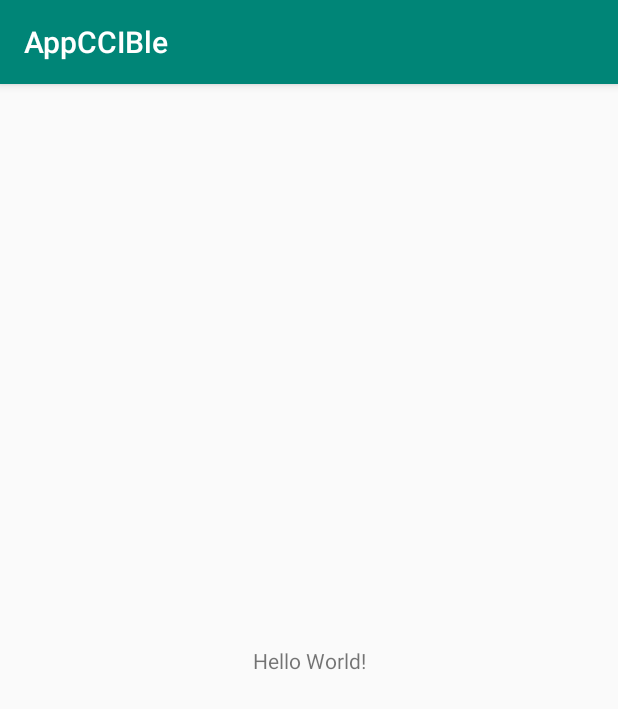
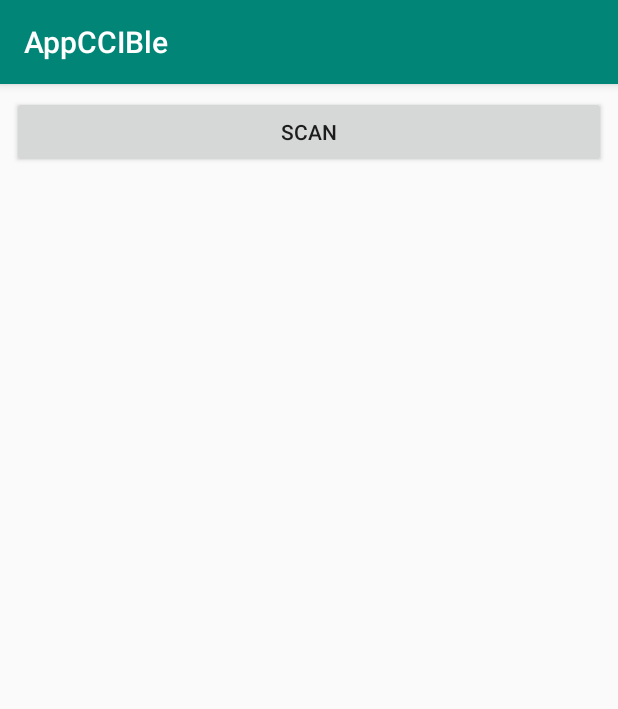
Before and after one commit to V1ck3s/AppCCIBle, an Android app: the screen it shows after launch (MainActivity), on a phone screen of 412 x 824 dp. Shown: the top 709 px of the screen. Run offline under Robolectric (Android 15) with nearby library versions, the phone set to English and light mode, and no system bars.

Commit message:
[feat] Base of application

```diff
--- a/app/build.gradle
+++ b/app/build.gradle
@@ -25,4 +25,5 @@ dependencies {
     testImplementation 'junit:junit:4.12'
     androidTestImplementation 'com.android.support.test:runner:1.0.2'
     androidTestImplementation 'com.android.support.test.espresso:espresso-core:3.0.2'
+    implementation 'com.android.support:recyclerview-v7:28.0.0'
 }
--- a/app/src/main/java/com/victor/appccible/MainActivity.java
+++ b/app/src/main/java/com/victor/appccible/MainActivity.java
@@ -2,12 +2,45 @@ package com.victor.appccible;
 
 import android.support.v7.app.AppCompatActivity;
 import android.os.Bundle;
+import android.support.v7.widget.LinearLayoutManager;
+import android.support.v7.widget.RecyclerView;
+import android.view.View;
+import android.widget.Button;
 
 public class MainActivity extends AppCompatActivity {
+    private RecyclerView recyclerView;
+    private RecyclerView.Adapter mAdapter;
+    private RecyclerView.LayoutManager layoutManager;
+
 
     @Override
     protected void onCreate(Bundle savedInstanceState) {
         super.onCreate(savedInstanceState);
         setContentView(R.layout.activity_main);
+
+        recyclerView = (RecyclerView) findViewById(R.id.recyclerView_mainactivity_);
+
+        // use this setting to improve performance if you know that changes
+        // in content do not change the layout size of the RecyclerView
+        recyclerView.setHasFixedSize(true);
+
+        // use a linear layout manager
+        layoutManager = new LinearLayoutManager(this);
+        recyclerView.setLayoutManager(layoutManager);
+
+        // specify an adapter (see also next example)
+        mAdapter = new MainAdapter(this);
+        recyclerView.setAdapter(mAdapter);
+
+
+        final Button buttonScan = (Button) findViewById(R.id.button_mainactivity_startscan);
+        buttonScan.setOnClickListener(new View.OnClickListener() {
+            @Override
+            public void onClick(View v) {
+
+            }
+        });
+
+
     }
 }
--- /dev/null
+++ b/app/src/main/java/com/victor/appccible/MainAdapter.java
@@ -0,0 +1,65 @@
+package com.victor.appccible;
+
+import android.content.Context;
+import android.support.v7.widget.RecyclerView;
+import android.view.LayoutInflater;
+import android.view.ViewGroup;
+import android.widget.TextView;
+
+public class MainAdapter extends RecyclerView.Adapter<MainAdapter.MyViewHolder> {
+    private String[] mDataset = new String[0];
+
+    private Context context;
+
+
+    /**
+     * Instantiates a new Main activity recycler view adapter.
+     *
+     * @param context    the context
+     */
+    public MainAdapter(Context context){
+        this.context = context;
+
+    }
+
+    public static class MyViewHolder extends RecyclerView.ViewHolder {
+        // each data item is just a string in this case
+        public TextView textView;
+        public MyViewHolder(TextView v) {
+            super(v);
+            textView = v;
+        }
+    }
+
+    // Provide a suitable constructor (depends on the kind of dataset)
+    public MainAdapter(String[] myDataset) {
+        mDataset = myDataset;
+    }
+
+    // Create new views (invoked by the layout manager)
+    @Override
+    public MainAdapter.MyViewHolder onCreateViewHolder(ViewGroup parent,
+                                                     int viewType) {
+        // create a new view
+        TextView v = (TextView) LayoutInflater.from(parent.getContext())
+                .inflate(R.layout.list_cell, parent, false);
+
+        MyViewHolder vh = new MyViewHolder(v);
+        return vh;
+    }
+
+    // Replace the contents of a view (invoked by the layout manager)
+    @Override
+    public void onBindViewHolder(MyViewHolder holder, int position) {
+        // - get element from your dataset at this position
+        // - replace the contents of the view with that element
+        holder.textView.setText(mDataset[position]);
+
+    }
+
+    // Return the size of your dataset (invoked by the layout manager)
+    @Override
+    public int getItemCount() {
+        return mDataset.length;
+    }
+}
--- a/app/src/main/res/layout/activity_main.xml
+++ b/app/src/main/res/layout/activity_main.xml
@@ -6,13 +6,28 @@
     android:layout_height="match_parent"
     tools:context=".MainActivity">
 
-    <TextView
-        android:layout_width="wrap_content"
+    <Button
+        android:id="@+id/button_mainactivity_startscan"
+        android:layout_width="match_parent"
         android:layout_height="wrap_content"
-        android:text="Hello World!"
-        app:layout_constraintBottom_toBottomOf="parent"
-        app:layout_constraintLeft_toLeftOf="parent"
-        app:layout_constraintRight_toRightOf="parent"
+        android:layout_marginStart="8dp"
+        android:layout_marginTop="8dp"
+        android:layout_marginEnd="8dp"
+        android:text="Scan"
+        app:layout_constraintEnd_toEndOf="parent"
+        app:layout_constraintStart_toStartOf="parent"
         app:layout_constraintTop_toTopOf="parent" />
 
+    <android.support.v7.widget.RecyclerView
+        android:id="@+id/recyclerView_mainactivity_"
+        android:layout_width="match_parent"
+        android:layout_height="0dp"
+        android:layout_marginStart="8dp"
+        android:layout_marginEnd="8dp"
+        android:layout_marginBottom="8dp"
+        app:layout_constraintBottom_toBottomOf="parent"
+        app:layout_constraintEnd_toEndOf="parent"
+        app:layout_constraintStart_toStartOf="parent"
+        app:layout_constraintTop_toBottomOf="@+id/button_mainactivity_startscan" />
+
 </android.support.constraint.ConstraintLayout>
```
Also changed, not shown: app/src/main/res/layout/list_cell.xml (added, +69 -0 lines).
